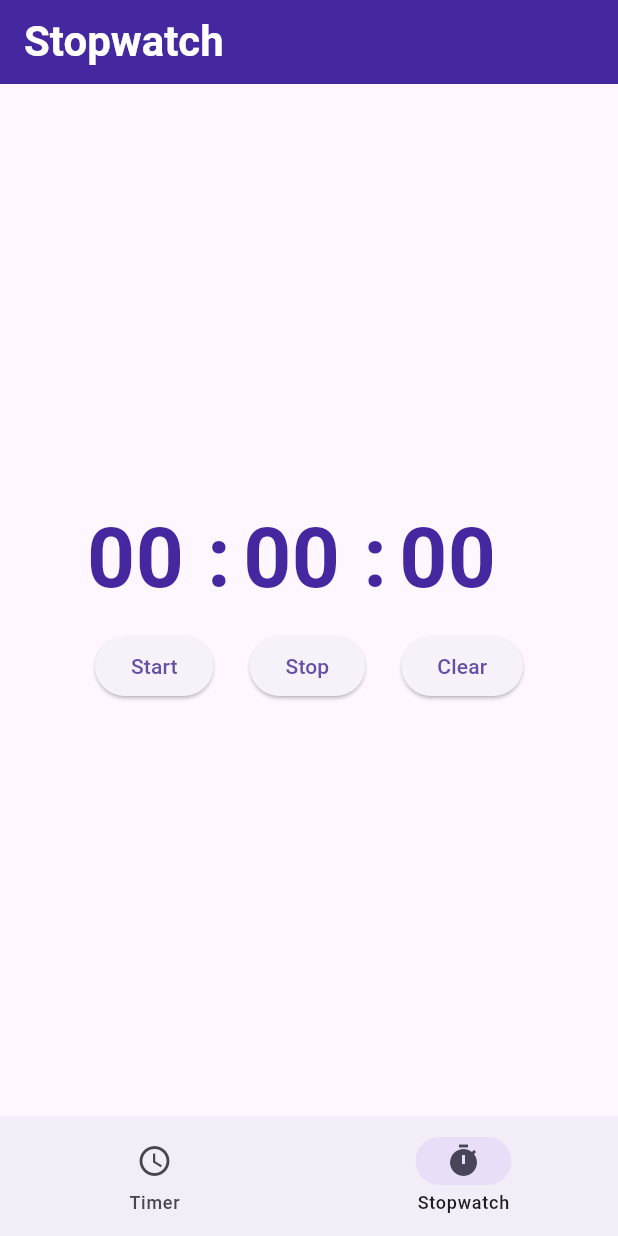
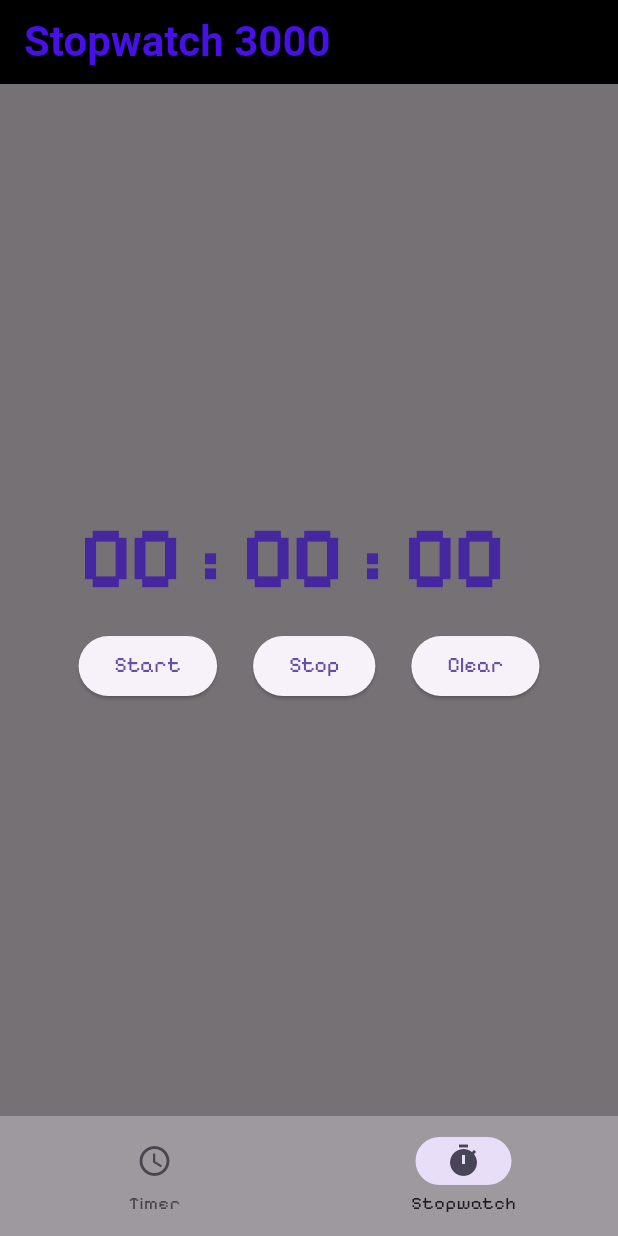
Before and after one commit to Sascha-create/timer_app, a Flutter app: the screen it shows after launch, item 2 of the bottom bar chosen, on a phone screen of 412 x 824 dp. Run offline on Flutter 3.47's test engine with Material 3 defaults, Android fonts, the phone set to English and light mode, and no system bars.

Commit message:
added fonts and blinking colon

```diff
--- /dev/null
+++ b/lib/config/themes.dart
@@ -0,0 +1,4 @@
+import 'package:flutter/material.dart';
+
+ThemeData pixelTheme = ThemeData(fontFamily: "Pixelify Sans");
+ThemeData dotoTheme = ThemeData(fontFamily: "Doto");
--- a/lib/features/shared/app_home.dart
+++ b/lib/features/shared/app_home.dart
@@ -20,16 +20,20 @@ class _AppHomeState extends State<AppHome> {
       const TimerScreen(),
       const StopwatchScreen(),
     ];
-    List<Widget> titles = const [Text("Timer"), Text("Stopwatch")];
+    List<Widget> titles = const [Text("Timer 3000"), Text("Stopwatch 3000")];
     return Scaffold(
         appBar: AppBar(
-          backgroundColor: Colors.deepPurple.shade800,
+          backgroundColor: Colors.black,
           title: titles[currentIndex],
           titleTextStyle: const TextStyle(
-              fontSize: 28, color: Colors.white, fontWeight: FontWeight.bold),
+            fontSize: 28,
+            color: Color.fromARGB(255, 70, 16, 231),
+            fontWeight: FontWeight.bold,
+          ),
         ),
         body: screens[currentIndex],
         bottomNavigationBar: NavigationBar(
+            backgroundColor: Colors.black38,
             selectedIndex: currentIndex,
             onDestinationSelected: (int index) {
               setState(() {
--- a/lib/features/stopwatch/stopwatch_screen.dart
+++ b/lib/features/stopwatch/stopwatch_screen.dart
@@ -1,4 +1,5 @@
 import 'package:flutter/material.dart';
+import 'package:timer_app/config/themes.dart';
 
 class StopwatchScreen extends StatefulWidget {
   const StopwatchScreen({
@@ -51,6 +52,7 @@ class _StopwatchScreenState extends State<StopwatchScreen> {
   @override
   Widget build(BuildContext context) {
     return Scaffold(
+      backgroundColor: Colors.black54,
       body: Center(
         child: Column(
           mainAxisAlignment: MainAxisAlignment.center,
@@ -69,12 +71,15 @@ class _StopwatchScreenState extends State<StopwatchScreen> {
                           ? '0$counterMinutes'
                           : '$counterMinutes'),
                 ),
-                Text(
+                SizedBox(
+                  width: 20,
+                  child: Text(
                       style: TextStyle(
                           fontSize: 56,
                           fontWeight: FontWeight.bold,
                           color: Colors.deepPurple.shade800),
-                    ':'),
+                      counterSeconds % 2 == 0 ? ":" : " "),
+                ),
                 const SizedBox(
                   width: 8,
                 ),
@@ -89,12 +94,15 @@ class _StopwatchScreenState extends State<StopwatchScreen> {
                           ? '0$counterSeconds'
                           : '$counterSeconds'),
                 ),
-                Text(
+                SizedBox(
+                  width: 20,
+                  child: Text(
                       style: TextStyle(
                           fontSize: 56,
                           fontWeight: FontWeight.bold,
                           color: Colors.deepPurple.shade800),
-                    ':'),
+                      counterSeconds % 2 == 0 ? ":" : " "),
+                ),
                 const SizedBox(
                   width: 8,
                 ),
--- a/lib/features/timer/timer_screen.dart
+++ b/lib/features/timer/timer_screen.dart
@@ -22,6 +22,7 @@ class _TimerScreenState extends State<TimerScreen> {
   @override
   Widget build(BuildContext context) {
     return Scaffold(
+      backgroundColor: Colors.black54,
       body: Center(
         child: Column(
           mainAxisAlignment: MainAxisAlignment.center,
@@ -57,8 +58,10 @@ class _TimerScreenState extends State<TimerScreen> {
               padding:
                   const EdgeInsets.symmetric(horizontal: 56.0, vertical: 24),
               child: TextFormField(
+                style: const TextStyle(fontSize: 24),
                 controller: timeController,
-                decoration: const InputDecoration(label: Text("Timer")),
+                decoration: const InputDecoration(
+                    label: Text(style: TextStyle(fontSize: 22), "Timer")),
               ),
             ),
             Row(
--- a/lib/main.dart
+++ b/lib/main.dart
@@ -1,6 +1,6 @@
 import 'package:flutter/material.dart';
+import 'package:timer_app/config/themes.dart';
 import 'package:timer_app/features/shared/app_home.dart';
-
 
 void main() {
   runApp(const MainApp());
@@ -11,8 +11,9 @@ class MainApp extends StatelessWidget {
 
   @override
   Widget build(BuildContext context) {
-    return const MaterialApp(
-      home: AppHome(),
+    return MaterialApp(
+      theme: pixelTheme,
+      home: const AppHome(),
     );
   }
 }
```
Also changed, not shown: pubspec.yaml (+9 -0 lines), assets/fonts/Doto-Regular.ttf (added), assets/fonts/PixelifySans-Bold.ttf (added), assets/fonts/PixelifySans-Medium.ttf (added), assets/fonts/PixelifySans-Regular.ttf (added), assets/fonts/PixelifySans-SemiBold.ttf (added). Lines whose indentation alone changed are shown as unchanged.
